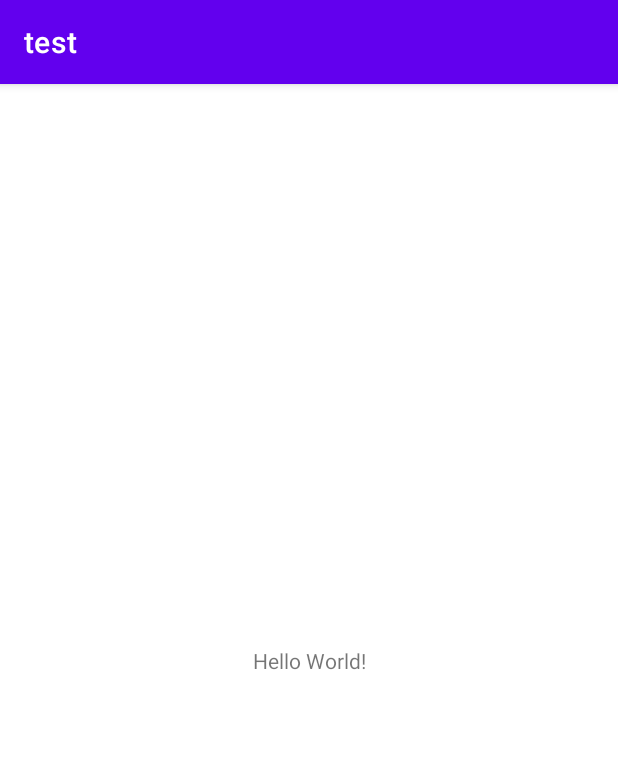
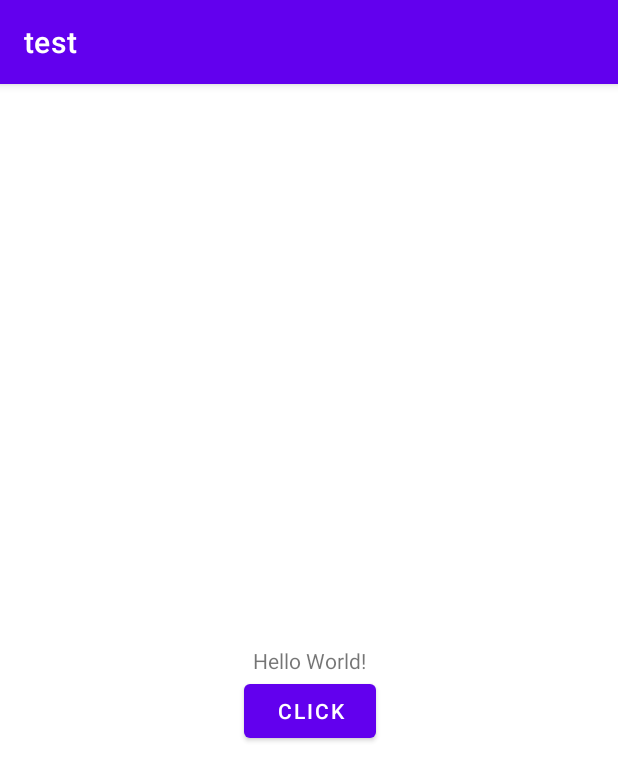
Before and after one commit to EnVo1d/test, an Android app: the screen it shows after launch (MainActivity), on a phone screen of 412 x 824 dp. Shown: the top 781 px of the screen. Run offline under Robolectric (Android 15) with nearby library versions, the phone set to English and light mode, and no system bars.

Commit message:
Second commit

```diff
--- a/app/src/main/res/layout/activity_main.xml
+++ b/app/src/main/res/layout/activity_main.xml
@@ -7,6 +7,7 @@
     tools:context=".MainActivity">
 
     <TextView
+        android:id="@+id/textView"
         android:layout_width="wrap_content"
         android:layout_height="wrap_content"
         android:text="Hello World!"
@@ -15,4 +16,13 @@
         app:layout_constraintStart_toStartOf="parent"
         app:layout_constraintTop_toTopOf="parent" />
 
+    <Button
+        android:id="@+id/button"
+        android:layout_width="wrap_content"
+        android:layout_height="wrap_content"
+        android:text="Click"
+        app:layout_constraintEnd_toEndOf="@+id/textView"
+        app:layout_constraintStart_toStartOf="@+id/textView"
+        app:layout_constraintTop_toBottomOf="@+id/textView" />
+
 </androidx.constraintlayout.widget.ConstraintLayout>
```
